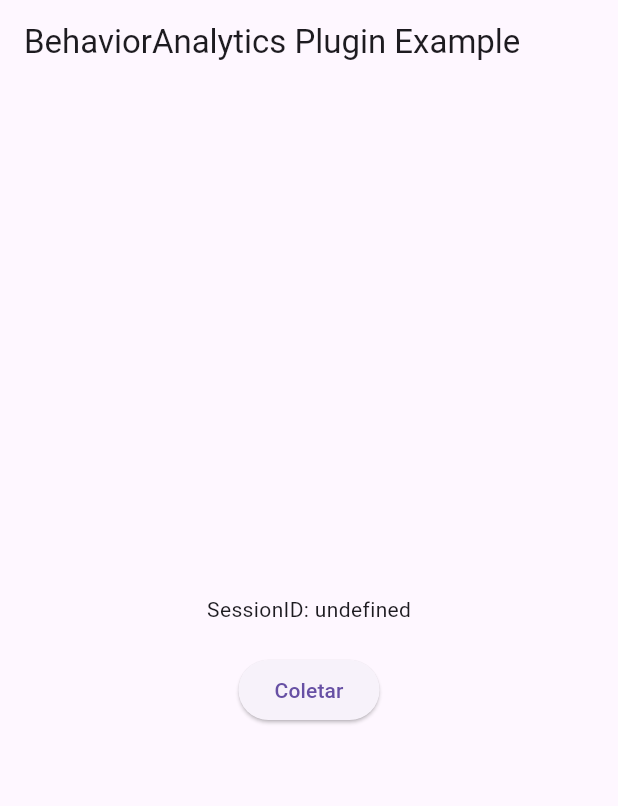
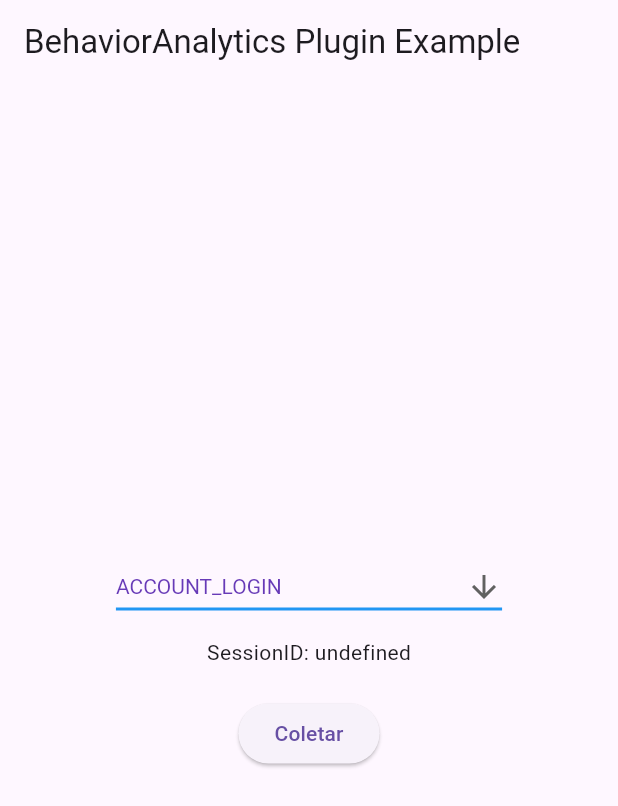
Before and after one commit to ClearSale/SDKBehaviorFingerprint, a Flutter app: the screen it shows after launch, after a tap on "Coletar", on a phone screen of 412 x 824 dp. Shown: the top 806 px of the screen. Run offline on Flutter 3.47's test engine with Material 3 defaults, Android fonts, the phone set to English and light mode, and no system bars; missing offline and left inert: behavior_analytics_flutter_sdk.

Commit message:
feature: adding collect events example

```diff
--- /dev/null
+++ b/lib/events/UserEventType.dart
@@ -0,0 +1,19 @@
+enum UserEventType {
+  ACCOUNT_LOGIN(10),
+  ACCOUNT_LOGOUT(20),
+  ACCOUNT_OPENING(30),
+  ACCOUNT_UPDATE(40),
+  ACCOUNT_ONBOARDING(50),
+  FACIAL_RECOGNITION(60),
+  FINANCIAL_TRANSACTION(70),
+  TRANSFER_BETWEEN_ACCOUNTS(80),
+  CREDIT_APPLICATION(90),
+  FINANCIAL_SERVICE_REQUEST(100),
+  NON_FINANCIAL_SERVICE_REQUEST(110),
+  PASSWORD_CHANGE(120),
+  OTHER(130),
+  AUTHENTICATION(140);
+
+  const UserEventType(this.value);
+  final int value;
+}
--- a/lib/main.dart
+++ b/lib/main.dart
@@ -3,6 +3,8 @@ import 'dart:async';
 
 import 'package:flutter/services.dart';
 import 'package:behavior_analytics_flutter_sdk/behavior_analytics_flutter_sdk.dart';
+
+import 'events/UserEventType.dart';
 
 void main() {
   runApp(MyApp());
@@ -15,25 +17,25 @@ class MyApp extends StatefulWidget {
 
 class _MyAppState extends State<MyApp> {
   String? _sessionID = 'undefined';
+  static List<String> userEventList = UserEventType.values.map(((e) => e.name)).toList();
+  String dropdownValue = userEventList.first;
 
   @override
   void initState() {
     super.initState();
-    BehaviorAnalyticsFlutterSdk.start("seu_appkey_flutter");
+    BehaviorAnalyticsFlutterSdk.start("l4nz170nx7dyvpn4m793");
   }
 
   void _handleButtonPress() {
     BehaviorAnalyticsFlutterSdk.generateSessionID().then((sessionID) {
-        BehaviorAnalyticsFlutterSdk.collectDeviceInformation(sessionID);
+      BehaviorAnalyticsFlutterSdk.collectDeviceInformation(sessionID);
+      BehaviorAnalyticsFlutterSdk.sendEvent(UserEventType.values.firstWhere((e) => e.name == dropdownValue), sessionID);
+      print(sessionID);
 
-        print(sessionID);
-
-        setState(() {
-          _sessionID = sessionID;
-        });
+      setState(() {
+        _sessionID = sessionID;
+      });
     });
-
-
   }
 
   @override
@@ -48,6 +50,29 @@ class _MyAppState extends State<MyApp> {
           child: Column(
             mainAxisAlignment: MainAxisAlignment.center,
             children: [
+              DropdownButton<String>(
+                value: dropdownValue,
+                icon: const Icon(Icons.arrow_downward),
+                elevation: 16,
+                style: const TextStyle(color: Colors.deepPurple),
+                underline: Container(
+                  height: 2,
+                  color: Colors.blue,
+                ),
+                onChanged: (String? value) {
+                  setState(() {
+                    dropdownValue = value!;
+                  });
+                },
+                items:
+                    userEventList.map<DropdownMenuItem<String>>((String value) {
+                  return DropdownMenuItem<String>(
+                    value: value,
+                    child: Text(value),
+                  );
+                }).toList(),
+              ),
+              SizedBox(height: 10),
               Text('SessionID: $_sessionID\n'),
               ElevatedButton(
                 onPressed: _handleButtonPress,
```
